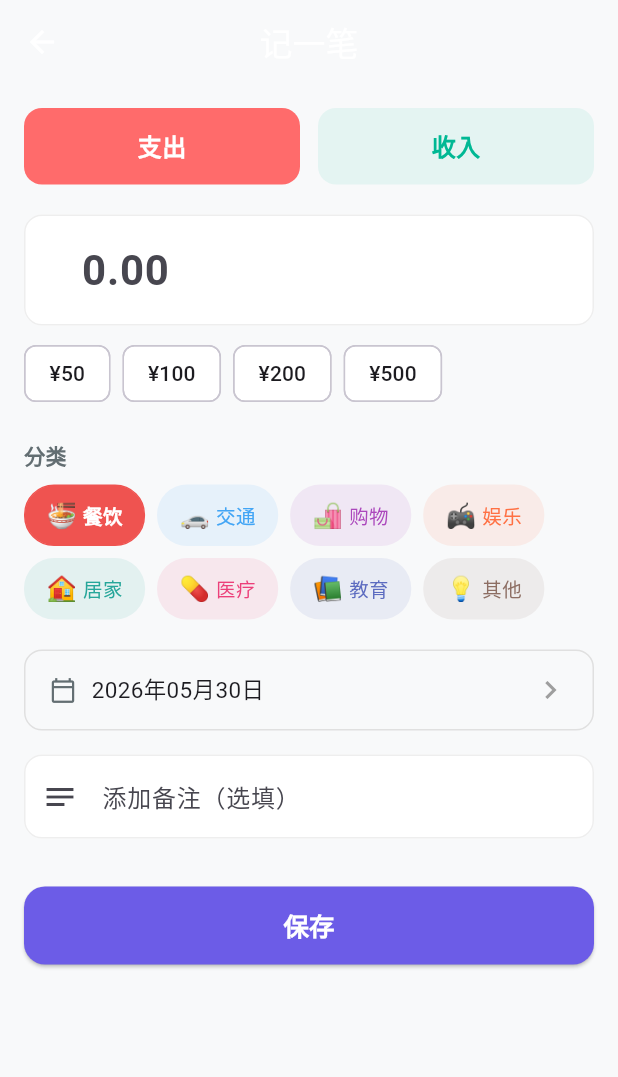
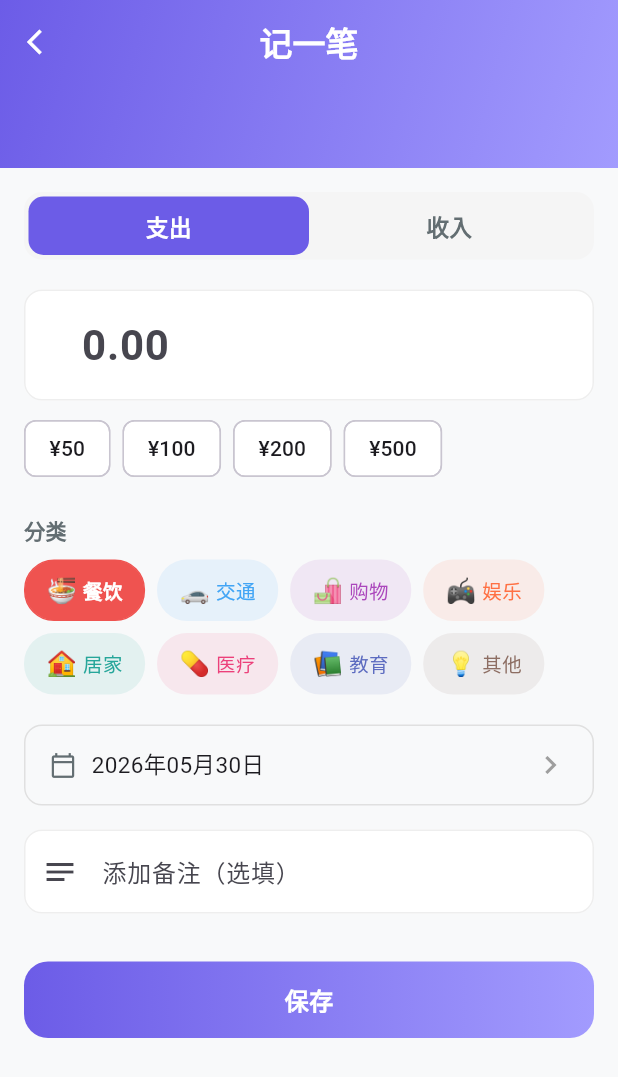
Before and after one commit to trvaelmq/ads_billtrack, a Flutter app: the AddBillView screen opened by its route, on a phone screen of 412 x 824 dp. Shown: the top 1077 px of the screen. Run offline on Flutter 3.47's test engine with Material 3 defaults, Android fonts, the phone set to English and light mode, and no system bars; our stand-ins replace fl_chart, flutter_local_notifications, get, hive, hive_flutter, shared_preferences; accounts and stored records are empty.

Commit message:
feat: iOS segmented control and scale button in AddBillView
Co-Authored-By: Claude Sonnet 4.6 <noreply@anthropic.com>

```diff
--- a/lib/modules/bill/add_bill_view.dart
+++ b/lib/modules/bill/add_bill_view.dart
@@ -11,20 +11,40 @@ class AddBillView extends GetView<AddBillController> {
   @override
   Widget build(BuildContext context) {
     return Scaffold(
-      appBar: AppBar(title: const Text('记一笔')),
-      body: SingleChildScrollView(
+      extendBodyBehindAppBar: true,
+      appBar: AppBar(
+        backgroundColor: Colors.transparent,
+        elevation: 0,
+        leading: IconButton(
+          icon: const Icon(Icons.arrow_back_ios, color: Colors.white, size: 20),
+          onPressed: Get.back,
+        ),
+        title: const Text('记一笔',
+            style: TextStyle(color: Colors.white, fontWeight: FontWeight.w600)),
+      ),
+      body: Column(children: [
+        Builder(builder: (context) => Container(
+          height: MediaQuery.of(context).padding.top + 56,
+          decoration: const BoxDecoration(gradient: AppTheme.primaryGradient),
+        )),
+        Expanded(
+          child: SingleChildScrollView(
             padding: const EdgeInsets.all(16),
             child: Column(
               crossAxisAlignment: CrossAxisAlignment.start,
               children: [
                 // 收支切换
-            Obx(() => Row(children: [
-              Expanded(child: _TypeBtn(label: '支出', selected: controller.selectedType.value == 'expense',
-                  color: AppTheme.expenseRed, onTap: () => controller.setType('expense'))),
-              const SizedBox(width: 12),
-              Expanded(child: _TypeBtn(label: '收入', selected: controller.selectedType.value == 'income',
-                  color: AppTheme.incomeGreen, onTap: () => controller.setType('income'))),
-            ])),
+                Obx(() => Container(
+                  padding: const EdgeInsets.all(3),
+                  decoration: BoxDecoration(
+                    color: Colors.grey.shade100,
+                    borderRadius: BorderRadius.circular(12),
+                  ),
+                  child: Row(children: [
+                    _segmentTab('支出', 'expense', controller.selectedType),
+                    _segmentTab('收入', 'income', controller.selectedType),
+                  ]),
+                )),
                 const SizedBox(height: 20),
                 // 金额输入
                 TextField(
@@ -115,49 +135,89 @@ class AddBillView extends GetView<AddBillController> {
                   ),
                 ),
                 const SizedBox(height: 32),
-            SizedBox(
-              width: double.infinity, height: 52,
-              child: ElevatedButton(
-                onPressed: controller.save,
-                style: ElevatedButton.styleFrom(
-                  backgroundColor: AppTheme.primary,
-                  foregroundColor: Colors.white,
-                  shape: RoundedRectangleBorder(borderRadius: BorderRadius.circular(14)),
+                _ScaleButton(
+                  onTap: controller.save,
+                  child: Container(
+                    width: double.infinity,
+                    padding: const EdgeInsets.symmetric(vertical: 14),
+                    decoration: BoxDecoration(
+                      gradient: const LinearGradient(
+                          colors: [AppTheme.primaryStart, AppTheme.primaryEnd]),
+                      borderRadius: BorderRadius.circular(16),
                     ),
-                child: const Text('保存', style: TextStyle(fontSize: 17, fontWeight: FontWeight.bold)),
+                    child: const Center(
+                      child: Text('保存',
+                          style: TextStyle(
+                              color: Colors.white,
+                              fontWeight: FontWeight.w600,
+                              fontSize: 16)),
+                    ),
                   ),
                 ),
               ],
             ),
           ),
+        ),
+      ]),
     );
+  }
+
+  Widget _segmentTab(String label, String value, RxString type) {
+    return Obx(() {
+      final selected = type.value == value;
+      return Expanded(
+        child: GestureDetector(
+          onTap: () {
+            if (type.value != value) controller.setType(value);
+          },
+          child: AnimatedContainer(
+            duration: const Duration(milliseconds: 200),
+            curve: Curves.easeInOut,
+            padding: const EdgeInsets.symmetric(vertical: 9),
+            decoration: BoxDecoration(
+              color: selected ? AppTheme.accent : Colors.transparent,
+              borderRadius: BorderRadius.circular(10),
+            ),
+            child: Center(
+              child: Text(label,
+                  style: TextStyle(
+                    color: selected ? Colors.white : AppTheme.textSecondary,
+                    fontWeight: FontWeight.w600,
+                    fontSize: 15,
+                  )),
+            ),
+          ),
+        ),
+      );
+    });
   }
 }
 
-class _TypeBtn extends StatelessWidget {
-  final String label;
-  final bool selected;
-  final Color color;
+class _ScaleButton extends StatefulWidget {
   final VoidCallback onTap;
-  const _TypeBtn({required this.label, required this.selected, required this.color, required this.onTap});
+  final Widget child;
+  const _ScaleButton({required this.onTap, required this.child});
+
+  @override
+  State<_ScaleButton> createState() => _ScaleButtonState();
+}
+
+class _ScaleButtonState extends State<_ScaleButton> {
+  double _scale = 1.0;
 
   @override
   Widget build(BuildContext context) {
     return GestureDetector(
-      onTap: onTap,
-      child: Container(
-        padding: const EdgeInsets.symmetric(vertical: 14),
-        decoration: BoxDecoration(
-          color: selected ? color : color.withValues(alpha: 0.08),
-          borderRadius: BorderRadius.circular(12),
-        ),
-        child: Center(
-          child: Text(label,
-              style: TextStyle(
-                  fontWeight: FontWeight.bold,
-                  fontSize: 16,
-                  color: selected ? Colors.white : color)),
-        ),
+      onTapDown: (_) => setState(() => _scale = 0.96),
+      onTapUp: (_) {
+        setState(() => _scale = 1.0);
+        widget.onTap();
+      },
+      onTapCancel: () => setState(() => _scale = 1.0),
+      child: AnimatedScale(
+        scale: _scale,
+        duration: const Duration(milliseconds: 100),
+        child: widget.child,
       ),
     );
   }
```
Lines whose indentation alone changed are shown as unchanged.
